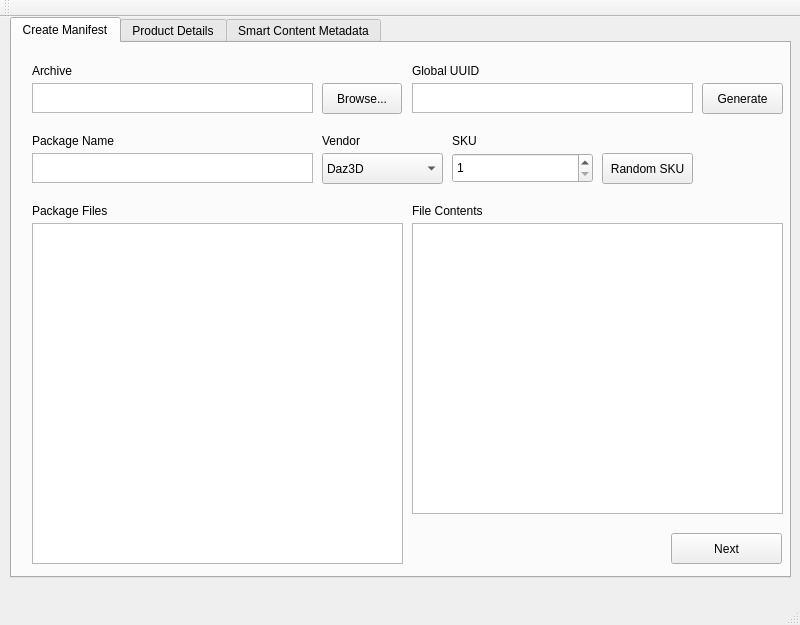
The window that ui/cdds.ui (themagicteeth/cdds-qt) describes before a commit, drawn with Qt 5.
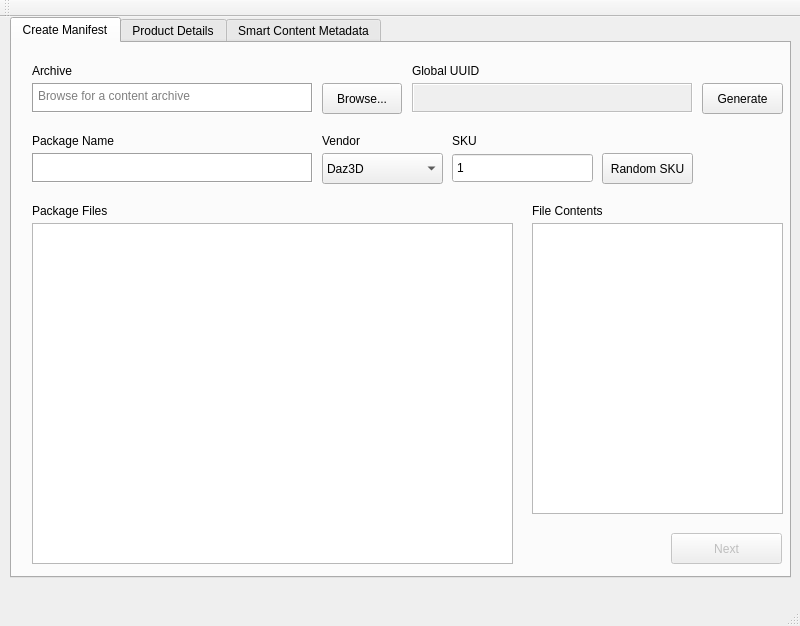
The same window after the commit.

Diff of the .ui file:
```diff
--- a/ui/cdds.ui
+++ b/ui/cdds.ui
@@ -7,7 +7,7 @@
     <x>0</x>
     <y>0</y>
     <width>800</width>
-    <height>625</height>
+    <height>626</height>
    </rect>
   </property>
   <property name="windowTitle">
@@ -80,6 +80,30 @@
         <height>30</height>
        </rect>
       </property>
+      <property name="cursor" stdset="0">
+       <cursorShape>IBeamCursor</cursorShape>
+      </property>
+      <property name="acceptDrops">
+       <bool>false</bool>
+      </property>
+      <property name="toolTip">
+       <string>Product name, this will be used for the name of the DIM (all spaces will be stripped)</string>
+      </property>
+      <property name="statusTip">
+       <string/>
+      </property>
+      <property name="whatsThis">
+       <string/>
+      </property>
+      <property name="inputMethodHints">
+       <set>Qt::ImhLatinOnly</set>
+      </property>
+      <property name="frameShape">
+       <enum>QFrame::Box</enum>
+      </property>
+      <property name="lineWrapMode">
+       <enum>QPlainTextEdit::NoWrap</enum>
+      </property>
      </widget>
      <widget class="QSpinBox" name="skuSpinBox">
       <property name="geometry">
@@ -90,6 +114,18 @@
         <height>30</height>
        </rect>
       </property>
+      <property name="cursor">
+       <cursorShape>IBeamCursor</cursorShape>
+      </property>
+      <property name="acceptDrops">
+       <bool>false</bool>
+      </property>
+      <property name="toolTip">
+       <string>Enter product SKU, or generate a random one</string>
+      </property>
+      <property name="buttonSymbols">
+       <enum>QAbstractSpinBox::NoButtons</enum>
+      </property>
       <property name="minimum">
        <number>1</number>
       </property>
@@ -114,6 +150,9 @@
       </property>
      </widget>
      <widget class="QPlainTextEdit" name="archiveInput">
+      <property name="enabled">
+       <bool>true</bool>
+      </property>
       <property name="geometry">
        <rect>
         <x>20</x>
@@ -125,6 +164,36 @@
       <property name="toolTip">
        <string>Enter the path to the zip archive, or browse to select one</string>
       </property>
+      <property name="inputMethodHints">
+       <set>Qt::ImhNone</set>
+      </property>
+      <property name="frameShape">
+       <enum>QFrame::Box</enum>
+      </property>
+      <property name="frameShadow">
+       <enum>QFrame::Sunken</enum>
+      </property>
+      <property name="verticalScrollBarPolicy">
+       <enum>Qt::ScrollBarAlwaysOff</enum>
+      </property>
+      <property name="horizontalScrollBarPolicy">
+       <enum>Qt::ScrollBarAlwaysOff</enum>
+      </property>
+      <property name="lineWrapMode">
+       <enum>QPlainTextEdit::NoWrap</enum>
+      </property>
+      <property name="readOnly">
+       <bool>false</bool>
+      </property>
+      <property name="backgroundVisible">
+       <bool>false</bool>
+      </property>
+      <property name="centerOnScroll">
+       <bool>false</bool>
+      </property>
+      <property name="placeholderText">
+       <string>Browse for a content archive</string>
+      </property>
      </widget>
      <widget class="QLabel" name="vendorLabel">
       <property name="geometry">
@@ -170,7 +239,7 @@
        <rect>
         <x>20</x>
         <y>180</y>
-        <width>371</width>
+        <width>481</width>
         <height>341</height>
        </rect>
       </property>
@@ -200,9 +269,9 @@
      <widget class="QGraphicsView" name="fileContentsView">
       <property name="geometry">
        <rect>
-        <x>400</x>
+        <x>520</x>
         <y>180</y>
-        <width>371</width>
+        <width>251</width>
         <height>291</height>
        </rect>
       </property>
@@ -210,7 +279,7 @@
      <widget class="QLabel" name="fileContentsLabel">
       <property name="geometry">
        <rect>
-        <x>400</x>
+        <x>520</x>
         <y>160</y>
         <width>101</width>
         <height>16</height>
@@ -221,6 +290,9 @@
       </property>
      </widget>
      <widget class="QPlainTextEdit" name="uuidInput">
+      <property name="enabled">
+       <bool>false</bool>
+      </property>
       <property name="geometry">
        <rect>
         <x>400</x>
@@ -229,6 +301,18 @@
         <height>30</height>
        </rect>
       </property>
+      <property name="cursor" stdset="0">
+       <cursorShape>ForbiddenCursor</cursorShape>
+      </property>
+      <property name="toolTip">
+       <string>Generated UUID, used internally by DAZ</string>
+      </property>
+      <property name="inputMethodHints">
+       <set>Qt::ImhNone</set>
+      </property>
+      <property name="frameShape">
+       <enum>QFrame::Box</enum>
+      </property>
       <property name="readOnly">
        <bool>true</bool>
       </property>
@@ -273,6 +357,9 @@
       </property>
      </widget>
      <widget class="QPushButton" name="pushButton">
+      <property name="enabled">
+       <bool>false</bool>
+      </property>
       <property name="geometry">
        <rect>
         <x>659</x>
```
Left out of the diff: 48 changed lines with no effect on the pictures.
